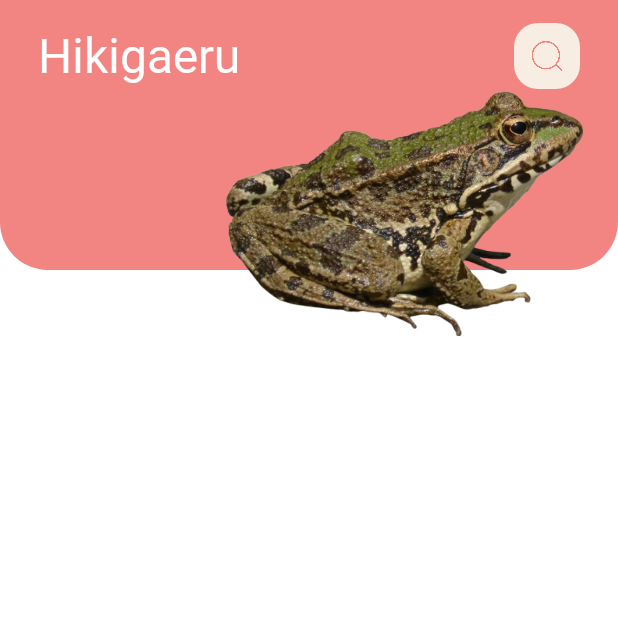
After one commit to Vcoch27/Fixzy---Connect-Technician-Moblie-App, an Android app built with Jetpack Compose: the composable ProductDetailsScreen shown on its own in the app's theme, on a phone screen of 412 x 824 dp, the top half of it. The commit adds this screen. Run offline under Robolectric (Android 15) with nearby library versions, the phone set to English and light mode, and no system bars; Roboto replaces fonts that are not available here.

Commit message:
UI basic setting

```diff
--- /dev/null
+++ b/app/src/main/java/com/example/fixzy_ketnoikythuatvien/ui/components/ProductPreviewSection.kt
@@ -0,0 +1,116 @@
+package com.example.fixzy_ketnoikythuatvien.ui.components
+
+import androidx.compose.foundation.Image
+import androidx.compose.foundation.background
+import androidx.compose.foundation.layout.*
+import androidx.compose.foundation.shape.RoundedCornerShape
+import androidx.compose.material3.Icon
+import androidx.compose.material3.Surface
+import androidx.compose.material3.Text
+import androidx.compose.runtime.Composable
+import androidx.compose.ui.Alignment
+import androidx.compose.ui.Modifier
+import androidx.compose.ui.layout.ContentScale
+import androidx.compose.ui.res.painterResource
+import androidx.compose.ui.unit.dp
+import com.example.fixzy_ketnoikythuatvien.R
+import com.example.fixzy_ketnoikythuatvien.ui.theme.AppTheme
+
+@Composable
+fun ProductPreviewSection(
+    modifier: Modifier = Modifier
+) {
+    Box(modifier = modifier.height(IntrinsicSize.Max)
+    ) {
+        ProductBackground(
+            modifier = Modifier.padding(bottom = 70.dp)
+        )
+        Content(
+            modifier = Modifier.statusBarsPadding() // Thêm khoảng cách bằng kích thước của status để tránh bị che khuất bởi thanh trạng thái
+        )
+    }
+}
+
+@Composable
+private fun ProductBackground(modifier: Modifier = Modifier) {
+    Box(
+        modifier = modifier.fillMaxSize()//lấp đầy toàn bộ không gian của parent container
+            .background(
+                color = AppTheme.colors.secondarySurface, //
+                shape = RoundedCornerShape( //bo góc cho box
+                            bottomEnd = 32.dp,
+                            bottomStart =32.dp
+                )
+
+            )
+    )
+}
+
+@Composable
+private fun Content(modifier: Modifier = Modifier) {
+    Box(
+        modifier = modifier.fillMaxWidth() // Đảm bảo các layout có độ rộng tối đa
+    ) {
+        // Hiển thị ActionBar
+        ActionBar(
+            headline = "Hikigaeru",
+            modifier = Modifier
+                .padding(horizontal = 25.dp,vertical =15.dp)
+                .align(Alignment.TopCenter) // Căn chỉnh ActionBar ở trên, giữa
+
+        )
+        Image(
+            painter = painterResource(id = R.drawable.demo_logo),
+            contentDescription = null,
+            contentScale = ContentScale.FillHeight, // Căn chỉnh hình ảnh theo chiều cao mà không bị méo
+            modifier = Modifier
+                .height(250.dp)
+                .padding(start = 140.dp, top = 20.dp,)
+                .padding(vertical =20.dp)
+        )
+    }
+}
+
+
+@Composable
+private fun ActionBar(
+    modifier: Modifier = Modifier, // Giúp tùy chỉnh giao diện
+    headline: String // Tiêu đề của thanh ActionBar
+) {
+    Row(
+        modifier = modifier.fillMaxWidth(), // Row sẽ kéo dài toàn bộ chiều rộng của màn hình
+        verticalAlignment = Alignment.CenterVertically, // Căn giữa theo chiều dọc
+        horizontalArrangement = Arrangement.SpaceBetween // Các phần tử bên trong được đặt cách đều nhau
+    ) {
+        Text(
+            text = headline, // Hiển thị nội dung tiêu đề
+            style = AppTheme.typography.headline, // Áp dụng kiểu chữ từ theme ứng dụng
+            color = AppTheme.colors.onSecondarySurface // Lấy màu chữ từ theme của ứng dụng
+        )
+        // Nút đóng (CloseButton)
+        CloseButton()
+    }
+}
+
+@Composable
+private fun CloseButton(
+    modifier: Modifier = Modifier
+) {
+    Surface(
+        modifier = modifier.size(44.dp), // Áp dụng modifier truyền vào để tùy chỉnh giao diện
+        shape = RoundedCornerShape(16.dp), // Bo góc cho nút với bán kính 16.dp
+        color = AppTheme.colors.actionSurface, // Nền của nút
+        contentColor = AppTheme.colors.secondarySurface // Màu nội dung
+    ) {
+        Box(
+            modifier = Modifier.fillMaxSize(),
+            contentAlignment = Alignment.Center
+        ) {
+            Icon(
+                painter = painterResource(id = R.drawable.ic_search), // Biểu tượng đóng nút
+                contentDescription = null, // Không có mô tả nội dung
+                modifier = Modifier.size(24.dp) // Đặt kích cỡ của icon
+            )
+        }
+    }
+}
--- /dev/null
+++ b/app/src/main/java/com/example/fixzy_ketnoikythuatvien/ui/screen/ProductDetailsScreen.kt
@@ -0,0 +1,24 @@
+package com.example.fixzy_ketnoikythuatvien.ui.screen
+
+import androidx.compose.foundation.gestures.rememberScrollableState
+import androidx.compose.foundation.layout.Column
+import androidx.compose.foundation.rememberScrollState
+import androidx.compose.foundation.verticalScroll
+import androidx.compose.runtime.Composable
+import androidx.compose.ui.Modifier
+import com.example.fixzy_ketnoikythuatvien.ui.components.ProductPreviewSection
+
+@Composable
+fun ProductDetailsScreen(
+    modifier: Modifier = Modifier //tùy chỉnh giao diện của composable
+){
+    //tạo trạng thái cuộn màn hình  -> ghi nhớ vị trí cuộn
+    val scrollState = rememberScrollState()
+    Column (
+        //áp dụng trạng thái cuộn vào column để có thể cuộn theo chiều dọc
+        modifier = modifier.verticalScroll(scrollState)
+    ){
+        //gọi composable
+        ProductPreviewSection()
+    }
+}
```
Also changed, not shown: app/src/main/java/com/example/fixzy_ketnoikythuatvien/MainActivity.kt (+123 -91 lines), app/src/main/java/com/example/fixzy_ketnoikythuatvien/data/model/ProductPreviewState.kt (added, +33 -0 lines), app/src/main/java/com/example/fixzy_ketnoikythuatvien/ui/screen/ProductHighlight.kt (added, +19 -0 lines), app/src/main/res/drawable/demo_logo.png (added).
